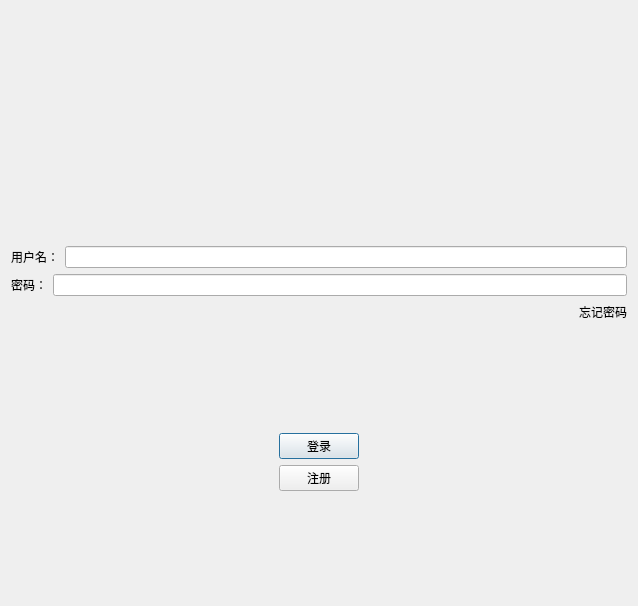
Qt form ChatClient/logindialog.ui (Zinobali/EmoChat) before a commit.
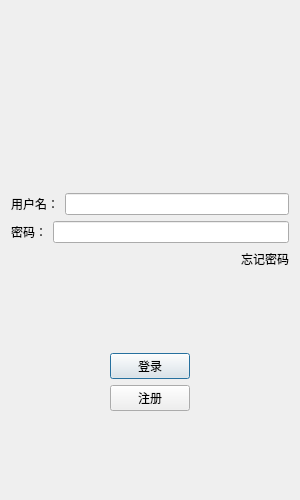
The same form after that commit. Icons and pictures are not drawn.

```diff
--- a/ChatClient/logindialog.ui
+++ b/ChatClient/logindialog.ui
@@ -6,10 +6,22 @@
    <rect>
     <x>0</x>
     <y>0</y>
-    <width>638</width>
-    <height>606</height>
+    <width>300</width>
+    <height>500</height>
    </rect>
   </property>
+  <property name="minimumSize">
+   <size>
+    <width>300</width>
+    <height>500</height>
+   </size>
+  </property>
+  <property name="maximumSize">
+   <size>
+    <width>300</width>
+    <height>500</height>
+   </size>
+  </property>
   <property name="windowTitle">
    <string>Dialog</string>
   </property>
```
